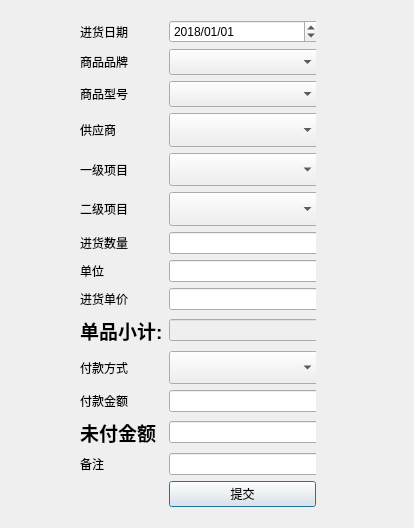
First picture: the form in View/buy/ui/ui_normal_buy_dialog.ui, repository zgj0607/Py-store, before the edit.
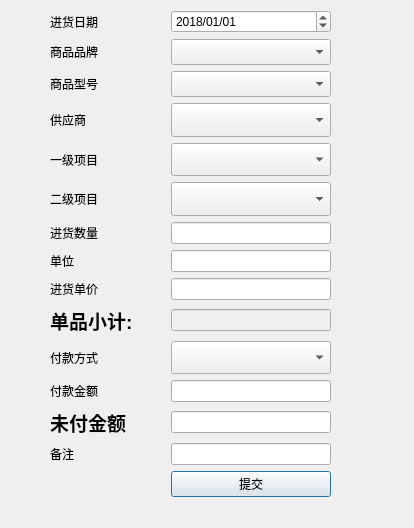
Second picture: the form after the edit.

The edit to the form file:
```diff
--- a/View/buy/ui/ui_normal_buy_dialog.ui
+++ b/View/buy/ui/ui_normal_buy_dialog.ui
@@ -16,9 +16,9 @@
   <widget class="QWidget" name="formLayoutWidget">
    <property name="geometry">
     <rect>
-     <x>80</x>
-     <y>20</y>
-     <width>236</width>
+     <x>50</x>
+     <y>10</y>
+     <width>281</width>
      <height>487</height>
     </rect>
    </property>
```
